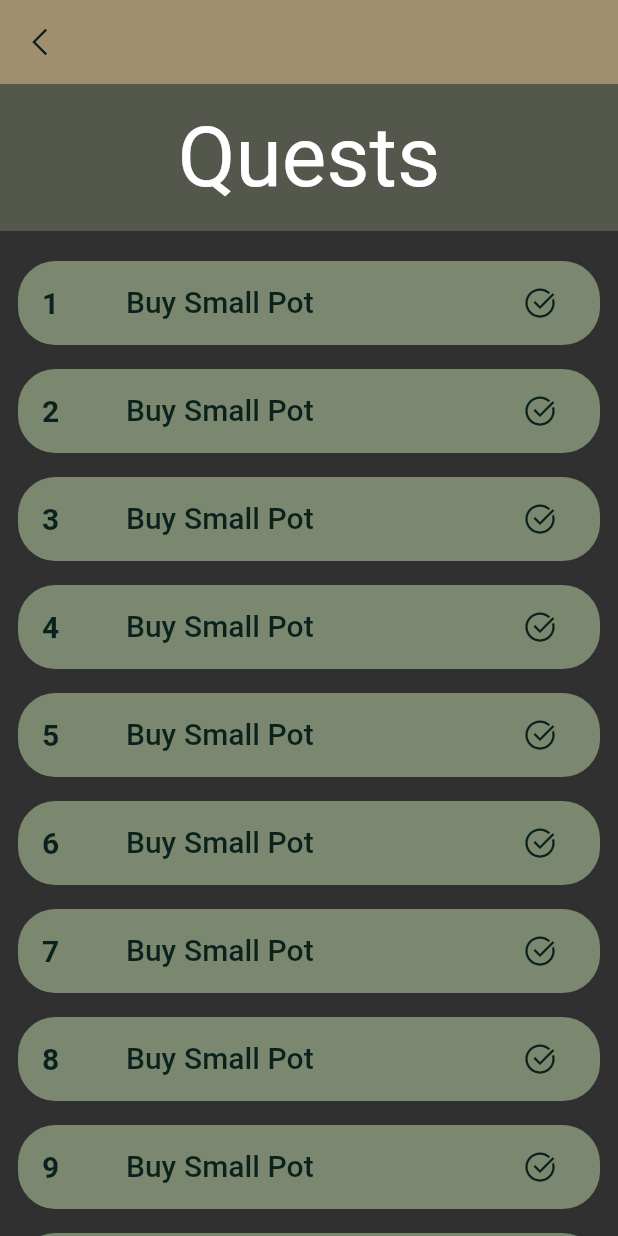
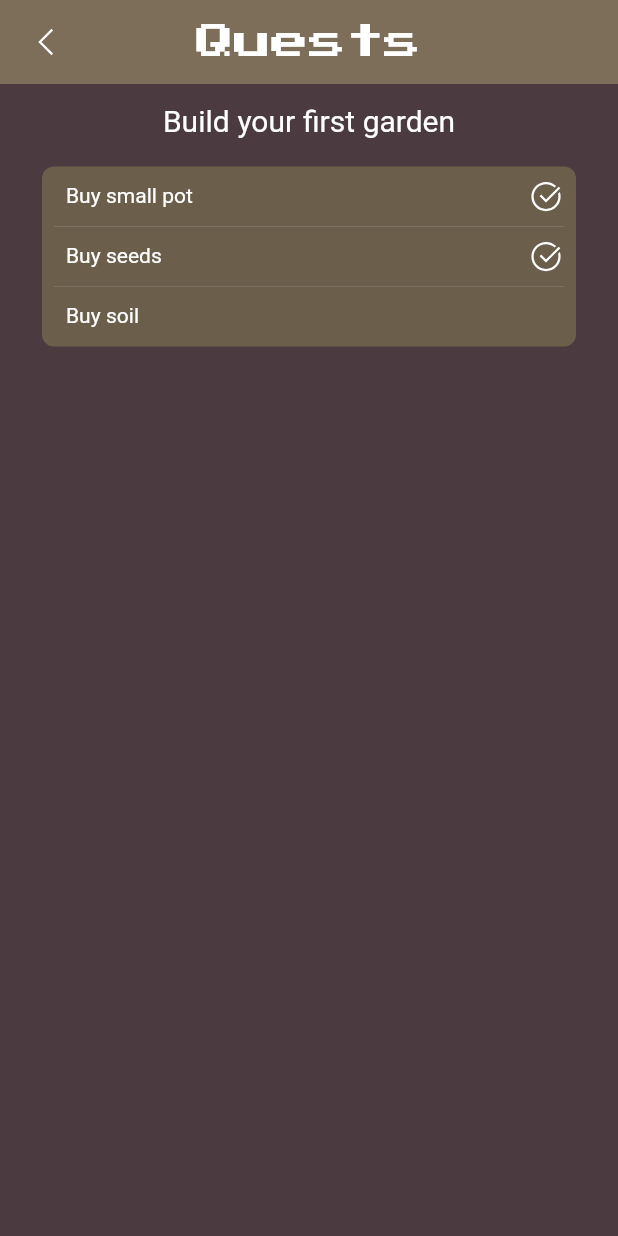
Before and after one commit to 2002Bishwajeet/acorny-tree, a Flutter app: the QuestScreen screen opened by its route, on a phone screen of 412 x 824 dp. Run offline on Flutter 3.47's test engine with Material 2 defaults, Android fonts, the phone set to English and light mode, and no system bars; our stand-ins replace flutter_riverpod, google_fonts, line_icons, lottie.

Commit message:
Update quests screen, app theme

```diff
--- /dev/null
+++ b/lib/models/quests.dart
@@ -0,0 +1,19 @@
+class Quest {
+  const Quest({
+    required this.label,
+    required this.tasks,
+  });
+
+  final String label;
+  final List<Task> tasks;
+}
+
+class Task {
+  const Task({
+    required this.label,
+    required this.complete,
+  });
+
+  final String label;
+  final bool complete;
+}
--- /dev/null
+++ b/lib/providers/quests.dart
@@ -0,0 +1,16 @@
+import 'package:flutter_riverpod/flutter_riverpod.dart';
+
+import '../models/quests.dart';
+
+final questsProvider = Provider((ref) {
+  return const <Quest>[
+    Quest(
+      label: 'Build your first garden',
+      tasks: [
+        Task(label: 'Buy small pot', complete: true),
+        Task(label: 'Buy seeds', complete: true),
+        Task(label: 'Buy soil', complete: false),
+      ],
+    ),
+  ];
+});
--- a/lib/screens/onboarding.dart
+++ b/lib/screens/onboarding.dart
@@ -35,7 +35,6 @@ class _OnboardingScreenState extends State<OnboardingScreen> {
               child: Lottie.asset(
                 'assets/anim/money.zip',
                 repeat: true,
-                reverse: true,
                 fit: BoxFit.cover,
               ),
             ),
--- a/lib/screens/quest_screen.dart
+++ b/lib/screens/quest_screen.dart
@@ -1,42 +1,40 @@
-import 'package:acorny_tree/themes.dart';
-import 'package:acorny_tree/widgets/quest_tile.dart';
+import 'package:acorny_tree/widgets/app_bar.dart';
 import 'package:flutter/material.dart';
+import 'package:flutter_riverpod/flutter_riverpod.dart';
 import 'package:line_icons/line_icons.dart';
 
-class QuestScreen extends StatelessWidget {
+import '../models/quests.dart';
+import '../providers/quests.dart';
+import '../themes.dart';
+import '../widgets/app_bar.dart';
+
+class QuestScreen extends ConsumerWidget {
   const QuestScreen({Key? key}) : super(key: key);
 
   @override
-  Widget build(BuildContext context) {
+  Widget build(BuildContext context, ScopedReader watch) {
+    final quests = watch(questsProvider);
     return Scaffold(
-      appBar: AppBar(
-        elevation: 0,
+      appBar: TreeAppbar(
+        color: Themes.brown,
+        sliver: false,
         leading: IconButton(
           onPressed: () {},
           icon: const Icon(LineIcons.angleLeft),
         ),
+        title: const Text('Quests'),
       ),
       extendBody: false,
       extendBodyBehindAppBar: false,
       body: Column(
         children: [
-          Container(
-            width: double.infinity,
-            color: Themes.brownish,
-            alignment: Alignment.center,
-            padding: const EdgeInsets.symmetric(vertical: 16),
-            child: Text(
-              'Quests',
-              style: Theme.of(context).textTheme.headline2,
-            ),
-          ),
           Expanded(
             child: ListView.builder(
               physics: const BouncingScrollPhysics(),
               padding: const EdgeInsets.all(12),
-              itemCount: 15,
+              itemCount: quests.length,
               itemBuilder: (BuildContext context, int index) {
-                return QuestTile(index: index);
+                return QuestPreview(quest: quests[index]);
               },
             ),
           ),
@@ -45,3 +43,48 @@ class QuestScreen extends StatelessWidget {
     );
   }
 }
+
+class QuestPreview extends StatelessWidget {
+  const QuestPreview({
+    Key? key,
+    required this.quest,
+  }) : super(key: key);
+
+  final Quest quest;
+
+  @override
+  Widget build(BuildContext context) {
+    return Column(
+      children: [
+        Text(
+          quest.label,
+          style: const TextStyle(
+            fontSize: 20.0,
+          ),
+        ),
+        Container(
+          decoration: BoxDecoration(
+            color: Themes.brownAccent,
+            borderRadius: BorderRadius.circular(8.0),
+          ),
+          padding: const EdgeInsets.all(8),
+          margin: const EdgeInsets.all(16),
+          child: Column(children: [
+            ...<Widget>[
+              for (final task in quest.tasks)
+                Row(children: [
+                  const SizedBox(width: 8),
+                  Text(task.label),
+                  const Spacer(),
+                  Icon(
+                    LineIcons.checkCircle,
+                    color: task.complete ? Colors.white : Colors.transparent,
+                  ),
+                ]),
+            ].expand((e) => [const Divider(), e]).skip(1),
+          ]),
+        ),
+      ],
+    );
+  }
+}
--- a/lib/themes.dart
+++ b/lib/themes.dart
@@ -6,7 +6,8 @@ class Themes {
     final dark = ThemeData.dark();
     final isDark = Theme.of(context).brightness == Brightness.dark;
     return dark.copyWith(
-      backgroundColor: creamcolor,
+      scaffoldBackgroundColor: oldBurgandy,
+      backgroundColor: oldBurgandy,
       textTheme: const TextTheme(
         headline5: TextStyle(fontWeight: FontWeight.w500),
         headline4: TextStyle(fontWeight: FontWeight.bold, color: blackShade),
--- a/lib/widgets/app_bar.dart
+++ b/lib/widgets/app_bar.dart
@@ -2,6 +2,7 @@ import 'dart:ui' as ui;
 
 import 'package:flutter/material.dart';
 import 'package:flutter/services.dart';
+import 'package:google_fonts/google_fonts.dart';
 
 class StatusBarStyler extends StatelessWidget {
   const StatusBarStyler({
@@ -86,10 +87,9 @@ class TreeAppbar extends StatelessWidget implements PreferredSizeWidget {
             middle: title == null
                 ? null
                 : DefaultTextStyle(
-                    style: const TextStyle(
+                    style: GoogleFonts.pressStart2p(
                       color: Colors.white,
-                      fontSize: 20.0,
-                      fontWeight: FontWeight.bold,
+                      fontSize: 25.0,
                     ),
                     child: title!,
                   ),
--- a/lib/widgets/quest_tile.dart
+++ /dev/null
@@ -1,44 +0,0 @@
-import 'package:flutter/material.dart';
-import 'package:line_icons/line_icons.dart';
-
-import '../themes.dart';
-
-class QuestTile extends StatelessWidget {
-  const QuestTile({
-    Key? key,
-    required this.index,
-  }) : super(key: key);
-
-  final int index;
-
-  @override
-  Widget build(BuildContext context) {
-    return Padding(
-      padding: const EdgeInsets.symmetric(vertical: 8.0),
-      child: ListTile(
-        tileColor: Themes.dullGreen,
-        shape: RoundedRectangleBorder(borderRadius: BorderRadius.circular(25)),
-        leading: Text(
-          (index + 1).toString(),
-          style: Theme.of(context)
-              .textTheme
-              .headline6!
-              .copyWith(color: Themes.blackShade, fontWeight: FontWeight.bold),
-        ),
-        title: Text(
-          'Buy Small Pot',
-          style: Theme.of(context)
-              .textTheme
-              .headline6!
-              .copyWith(color: Themes.blackShade),
-        ),
-        trailing: IconButton(
-            onPressed: () {},
-            icon: const Icon(
-              LineIcons.checkCircle,
-              color: Themes.blackShade,
-            )),
-      ),
-    );
-  }
-}
```
Also changed, not shown: assets/plants/bed.png (added), assets/plants/succ.png (added).
